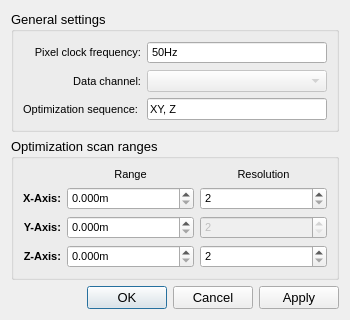
Above: gui/scanner/ui_optimizer_settings.ui from Ulm-IQO/qudi before the change. Below: the same form after it.
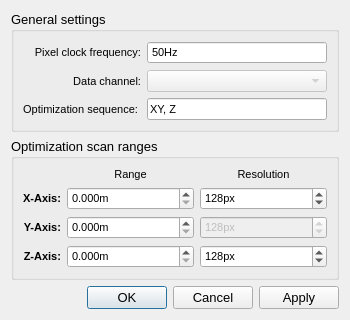
That is the form after the change. Custom widgets are drawn as their Qt base class.

Commit message: Several minor cosmetic improvements. Introduced use of the default assumed unit prefix for position spinBoxes Added more hardware constraints to GUI elements

The edit to the form file:
```diff
--- a/gui/scanner/ui_optimizer_settings.ui
+++ b/gui/scanner/ui_optimizer_settings.ui
@@ -229,12 +229,18 @@
         <property name="buttonSymbols">
          <enum>QAbstractSpinBox::UpDownArrows</enum>
         </property>
+        <property name="suffix">
+         <string>px</string>
+        </property>
         <property name="minimum">
          <number>2</number>
         </property>
         <property name="maximum">
          <number>999999999</number>
         </property>
+        <property name="value">
+         <number>128</number>
+        </property>
        </widget>
       </item>
       <item row="1" column="0">
@@ -348,12 +354,18 @@
           <pointsize>8</pointsize>
          </font>
         </property>
+        <property name="suffix">
+         <string>px</string>
+        </property>
         <property name="minimum">
          <number>2</number>
         </property>
         <property name="maximum">
          <number>999999999</number>
         </property>
+        <property name="value">
+         <number>128</number>
+        </property>
        </widget>
       </item>
       <item row="3" column="2">
@@ -363,12 +375,18 @@
           <pointsize>8</pointsize>
          </font>
         </property>
+        <property name="suffix">
+         <string>px</string>
+        </property>
         <property name="minimum">
          <number>2</number>
         </property>
         <property name="maximum">
          <number>999999999</number>
         </property>
+        <property name="value">
+         <number>128</number>
+        </property>
        </widget>
       </item>
       <item row="2" column="0">
```
The commit also changes 2 other files.
